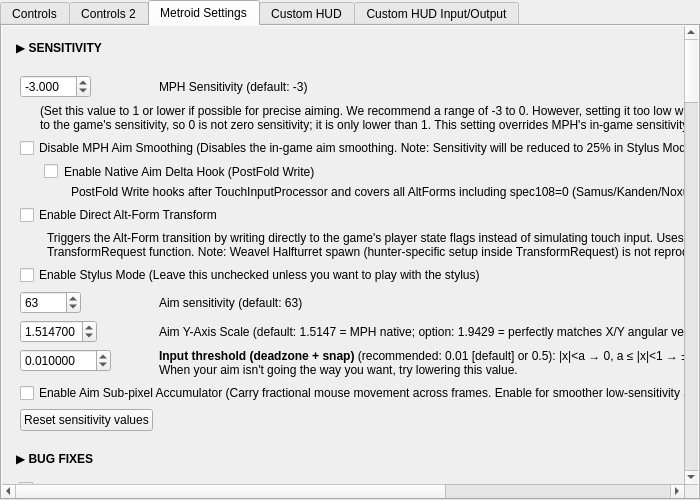
ag-advania/melonPrimeDS, file src/frontend/qt_sdl/InputConfig/MelonPrimeInputConfig.ui: the form before one commit.
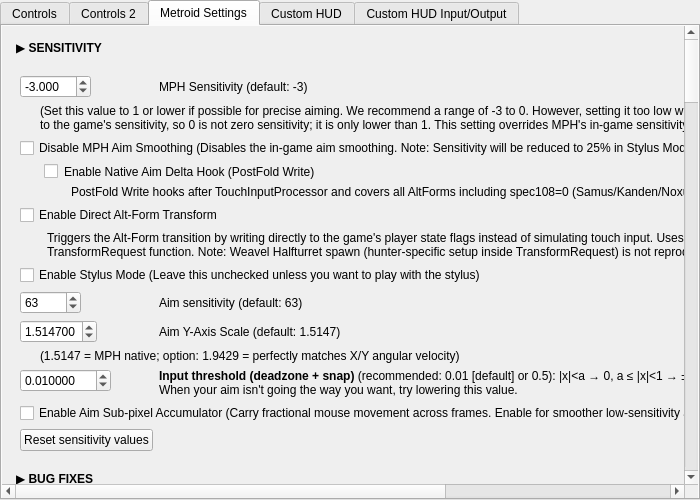
The form after the commit. The open tabs and pages were chosen to show the change.

Commit message:
Fix MelonPrime settings labels for aim Y scale and hotkey group title.
Wrap the Aim Y-Axis Scale help text on its own line and rename the hotkey column to Keyboard & mouse mappings.

Patch:
```diff
--- a/src/frontend/qt_sdl/InputConfig/MelonPrimeInputConfig.ui
+++ b/src/frontend/qt_sdl/InputConfig/MelonPrimeInputConfig.ui
@@ -186,12 +186,24 @@
 										<item row="12" column="1">
 											<widget class="QLabel" name="metroidAimYAxisScaleLabel">
 												<property name="text">
-													<string>Aim Y-Axis Scale (default: 1.5147 = MPH native; option: 1.9429 = perfectly matches X/Y angular velocity)</string>
+													<string>Aim Y-Axis Scale (default: 1.5147)</string>
 												</property>
-												<property name="wordWrap"><bool>true</bool></property>
 											</widget>
 										</item>
-										<item row="13" column="0">
+										<item row="13" column="0" colspan="2">
+											<widget class="QLabel" name="metroidAimYAxisScaleLabel2">
+												<property name="text">
+													<string>(1.5147 = MPH native; option: 1.9429 = perfectly matches X/Y angular velocity)</string>
+												</property>
+												<property name="wordWrap">
+													<bool>true</bool>
+												</property>
+												<property name="indent">
+													<number>20</number>
+												</property>
+											</widget>
+										</item>
+										<item row="14" column="0">
 											<widget class="QDoubleSpinBox" name="metroidAimAdjustSpinBox">
 												<property name="minimum">
 													<double>0.000000</double>
@@ -210,19 +222,19 @@
 												</property>
 											</widget>
 										</item>
-										<item row="13" column="1">
+										<item row="14" column="1">
 											<widget class="QLabel" name="metroidAimAdjustLabel">
 												<property name="text">
 													<string notr="true">&lt;html&gt;&lt;head/&gt;&lt;body&gt;&lt;p&gt;&lt;b&gt;Input threshold (deadzone + snap)&lt;/b&gt; (recommended: 0.01 [default] or 0.5): |x|&amp;lt;a → 0, a ≤ |x|&amp;lt;1 → ±1, |x|≥1 → as is (a=0: off = all values under 1 ignored, no snap)&lt;br/&gt;When your aim isn't going the way you want, try lowering this value.&lt;/p&gt;&lt;/body&gt;&lt;/html&gt;</string>
 												</property>
 											</widget>
 										</item>
-										<item row="14" column="0" colspan="2">
+										<item row="15" column="0" colspan="2">
 											<widget class="QCheckBox" name="cbMetroidEnableAimAccumulator">
 												<property name="text"><string>Enable Aim Sub-pixel Accumulator (Carry fractional mouse movement across frames. Enable for smoother low-sensitivity aiming)</string></property>
 											</widget>
 										</item>
-										<item row="15" column="0">
+										<item row="16" column="0">
 											<widget class="QPushButton" name="metroidResetSensitivityValues">
 												<property name="text">
 													<string>Reset sensitivity values</string>
```
The commit also changes 2 other files.
